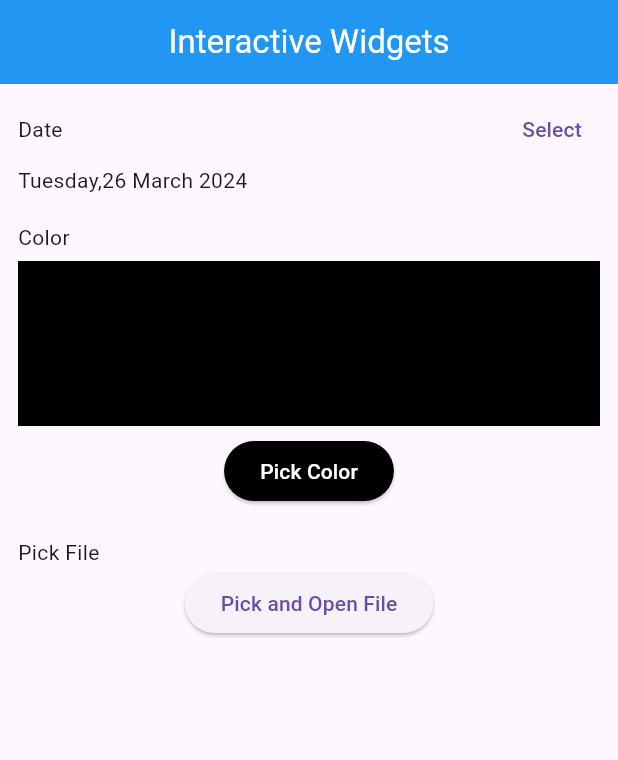
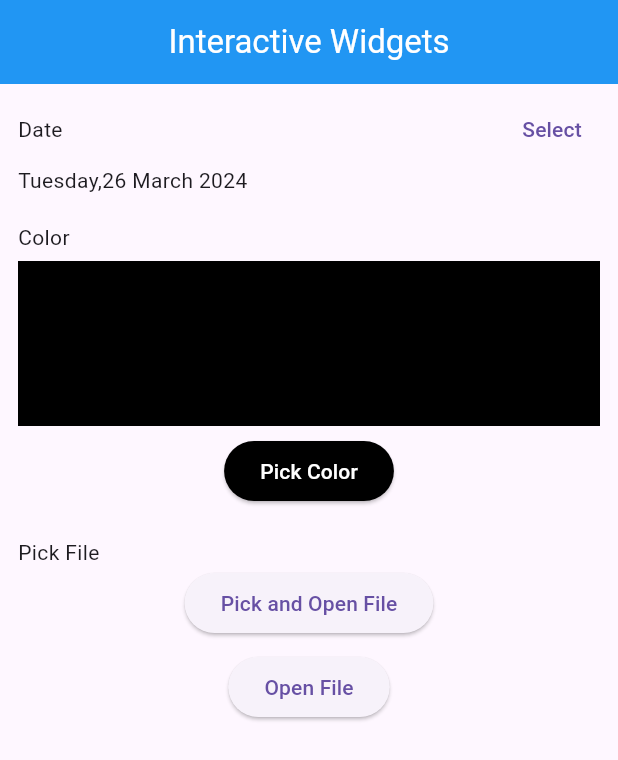
Before and after one commit to EqiBaihaqi/flutter_al-akbar-baihaqi, a Flutter app: the screen it shows after launch, after a tap on "Pick and Open File", on a phone screen of 412 x 824 dp. Shown: the top 760 px of the screen. Run offline on Flutter 3.47's test engine with Material 3 defaults, Android fonts, the phone set to English and light mode, and no system bars; our stand-ins replace file_picker, flutter_colorpicker, open_file.

Commit message:
Making some widget into global

```diff
--- a/11_Form dan Form Input/praktikum/form/lib/main.dart
+++ b/11_Form dan Form Input/praktikum/form/lib/main.dart
@@ -1,6 +1,7 @@
 import 'package:flutter/material.dart';
 import 'package:form/model/daftar_kontak.dart';
 import 'package:form/picker.dart';
+import 'package:form/text_form.dart';
 import 'package:form/widget/text_form_custom.dart';
 
 void main() {
--- a/11_Form dan Form Input/praktikum/form/lib/picker.dart
+++ b/11_Form dan Form Input/praktikum/form/lib/picker.dart
@@ -4,6 +4,9 @@ import 'package:file_picker/file_picker.dart';
 import 'package:flutter/material.dart';
 import 'package:flutter_colorpicker/flutter_colorpicker.dart';
 import 'package:form/const/date_format_constant.dart';
+import 'package:form/widget/color_picker_button.dart';
+import 'package:form/widget/file_picker_widget.dart';
+import 'package:form/widget/select_date_widget.dart';
 import 'package:open_file/open_file.dart';
 
 class Pickers extends StatefulWidget {
@@ -15,10 +18,12 @@ class Pickers extends StatefulWidget {
 
 class _PickersState extends State<Pickers> {
   DateTime selectedDate = DateTime.now();
+  DateTime startDate = DateTime(2000);
+  DateTime lastDate = DateTime.now();
   //membuat variable color yang akan berubah
   Color currentColor = Colors.black;
-  Color? pickColor;
-  File? _image;
+  Color pickColor = Colors.white;
+  PlatformFile? pickedFile;
 
   @override
   void initState() {
@@ -41,26 +46,16 @@ class _PickersState extends State<Pickers> {
         child: Column(
           crossAxisAlignment: CrossAxisAlignment.start,
           children: [
-            Row(
-              mainAxisAlignment: MainAxisAlignment.spaceBetween,
-              children: [
-                const Text('Date'),
-                TextButton(
-                    onPressed: () async {
-                      DateTime? selectDate = await showDatePicker(
-                          context: context,
-                          initialDate: selectedDate,
-                          firstDate: DateTime(2000),
-                          lastDate: DateTime.now());
-
-                      if (selectDate != null) {
-                        setState(() {
-                          selectedDate = selectDate;
-                        });
-                      }
-                    },
-                    child: const Text('Select'))
-              ],
+            SelectDateWidget(
+              pilihDate: selectedDate,
+              dateAwal: startDate,
+              dateAkhir: lastDate,
+              //onchanged digunakan agar value yang dirubah pada SelectDateWidget() date dapat
+              //dikembalikan ke Pickers()
+              onchanged: (newDate) {
+                selectedDate = newDate;
+                setState(() {});
+              },
             ),
             Text(DateFormatConstant.getDayDateHours(selectedDate)),
             const SizedBox(
@@ -77,79 +72,49 @@ class _PickersState extends State<Pickers> {
               decoration: BoxDecoration(color: currentColor),
             ),
             Center(
-                child: ElevatedButton(
-              onPressed: () {
-                showDialog(
-                    context: context,
-                    builder: (context) {
-                      return AlertDialog(
-                        title: const Text('Select Color'),
-                        content: BlockPicker(
-                            pickerColor: currentColor,
-                            onColorChanged: (value) {
-                              pickColor = value;
-                            }),
-                        actions: [
-                          TextButton(
-                              onPressed: () {
-                                Navigator.pop(context);
-                              },
-                              child: const Text('Cancel')),
-                          TextButton(
-                              onPressed: () {
-                                currentColor = pickColor!;
-                                Navigator.pop(context);
-                                setState(() {});
-                              },
-                              child: const Text('Save'))
-                        ],
-                      );
-                    });
+                child: ColorPickerWidget(
+              currentColor: currentColor,
+              pickColor: pickColor,
+              onchanged: (newColor) {
+                currentColor = newColor;
+                setState(() {});
               },
-              style: ElevatedButton.styleFrom(backgroundColor: currentColor),
-              child: const Text(
-                'Pick Color',
-                style: TextStyle(color: Colors.white),
-              ),
             )),
             const SizedBox(
               height: 20,
             ),
             const Text('Pick File'),
             Center(
-              child: ElevatedButton(
-                  onPressed: () {
-                    _pickFile();
-                    setState(() {});
-                  },
-                  child: const Text('Pick and Open File')),
+                child: FilePickerWidget(
+              pickedFile: pickedFile,
+              onchanged: (newFile) {
+                pickedFile = newFile;
+                setState(() {});
+              },
+            )),
+            const SizedBox(
+              height: 8,
             ),
-            Container(
-              height: 150,
-              width: double.infinity,
-              decoration: BoxDecoration(
-                  image: _image == null
-                      ? null
-                      : DecorationImage(
-                          image: FileImage(_image!), fit: BoxFit.cover)),
-            )
+            Center(
+                child: ElevatedButton(
+                    onPressed: () {
+                      if (pickedFile != null) {
+                        _openFile(pickedFile!);
+                      } else {
+                        ScaffoldMessenger.of(context).showSnackBar(
+                            const SnackBar(
+                                content: Text('File belum dipilih')));
+                      }
+
+                      setState(() {});
+                    },
+                    child: const Text('Open File')))
           ],
         ),
       ),
     );
   }
 
-  void _pickFile() async {
-    final result = await FilePicker.platform.pickFiles();
-    if (result == null) {
-      return;
-    } else {
-      final file = result.files.first;
-      _image = File(file.path!);
-    }
-    setState(() {});
-  }
-
   void _openFile(PlatformFile pickedFile) {
     OpenFile.open(pickedFile.path);
   }
--- /dev/null
+++ b/11_Form dan Form Input/praktikum/form/lib/widget/color_picker_button.dart
@@ -0,0 +1,60 @@
+import 'package:flutter/material.dart';
+import 'package:flutter_colorpicker/flutter_colorpicker.dart';
+
+// ignore: must_be_immutable
+class ColorPickerWidget extends StatefulWidget {
+  Color currentColor;
+  Color pickColor;
+  ValueChanged onchanged;
+  ColorPickerWidget(
+      {super.key,
+      required this.currentColor,
+      required this.pickColor,
+      required this.onchanged});
+
+  @override
+  State<ColorPickerWidget> createState() => _ColorPickerWidgetState();
+}
+
+class _ColorPickerWidgetState extends State<ColorPickerWidget> {
+  @override
+  Widget build(BuildContext context) {
+    return ElevatedButton(
+      onPressed: () {
+        showDialog(
+            context: context,
+            builder: (context) {
+              return AlertDialog(
+                title: const Text('Select Color'),
+                content: BlockPicker(
+                    pickerColor: widget.currentColor,
+                    onColorChanged: (value) {
+                      widget.pickColor = value;
+                    }),
+                actions: [
+                  TextButton(
+                      onPressed: () {
+                        Navigator.pop(context);
+                      },
+                      child: const Text('Cancel')),
+                  TextButton(
+                      onPressed: () {
+                        widget.currentColor = widget.pickColor;
+                        Navigator.pop(context);
+                        setState(() {
+                          widget.onchanged(widget.currentColor);
+                        });
+                      },
+                      child: const Text('Save'))
+                ],
+              );
+            });
+      },
+      style: ElevatedButton.styleFrom(backgroundColor: widget.currentColor),
+      child: const Text(
+        'Pick Color',
+        style: TextStyle(color: Colors.white),
+      ),
+    );
+  }
+}
--- /dev/null
+++ b/11_Form dan Form Input/praktikum/form/lib/widget/file_picker_widget.dart
@@ -0,0 +1,38 @@
+import 'dart:io';
+
+import 'package:file_picker/file_picker.dart';
+import 'package:flutter/material.dart';
+
+class FilePickerWidget extends StatefulWidget {
+  PlatformFile? pickedFile;
+  ValueChanged onchanged;
+  FilePickerWidget(
+      {super.key, required this.pickedFile, required this.onchanged});
+
+  @override
+  State<FilePickerWidget> createState() => _FilePickerWidgetState();
+}
+
+class _FilePickerWidgetState extends State<FilePickerWidget> {
+  @override
+  Widget build(BuildContext context) {
+    return ElevatedButton(
+        onPressed: () {
+          _pickFile();
+          setState(() {});
+        },
+        child: const Text('Pick and Open File'));
+  }
+
+  void _pickFile() async {
+    final result = await FilePicker.platform.pickFiles();
+    if (result == null) {
+      return;
+    } else {
+      widget.pickedFile = result.files.first;
+    }
+    setState(() {
+      widget.onchanged(widget.pickedFile);
+    });
+  }
+}
--- /dev/null
+++ b/11_Form dan Form Input/praktikum/form/lib/widget/select_date_widget.dart
@@ -0,0 +1,46 @@
+import 'package:flutter/material.dart';
+
+// ignore: must_be_immutable
+class SelectDateWidget extends StatefulWidget {
+  DateTime pilihDate;
+  final DateTime dateAwal;
+  final DateTime dateAkhir;
+  final ValueChanged<DateTime> onchanged;
+
+  SelectDateWidget(
+      {super.key,
+      required this.pilihDate,
+      required this.dateAwal,
+      required this.dateAkhir,
+      required this.onchanged});
+
+  @override
+  State<SelectDateWidget> createState() => _SelectDateWidgetState();
+}
+
+class _SelectDateWidgetState extends State<SelectDateWidget> {
+  @override
+  Widget build(BuildContext context) {
+    return Row(
+      mainAxisAlignment: MainAxisAlignment.spaceBetween,
+      children: [
+        const Text('Date'),
+        TextButton(
+            onPressed: () async {
+              DateTime? selectDate = await showDatePicker(
+                context: context,
+                initialDate: widget.pilihDate,
+                firstDate: widget.dateAwal,
+                lastDate: widget.dateAkhir,
+              );
+              if (selectDate != null) {
+                setState(() {
+                  widget.onchanged(selectDate);
+                });
+              }
+            },
+            child: const Text('Select'))
+      ],
+    );
+  }
+}
--- a/11_Form dan Form Input/praktikum/form/lib/widget/text_form_custom.dart
+++ b/11_Form dan Form Input/praktikum/form/lib/widget/text_form_custom.dart
@@ -25,9 +25,7 @@ class TextFormFieldCustom extends StatelessWidget {
 
   @override
   Widget build(BuildContext context) {
-    return Container(
-        margin: const EdgeInsets.symmetric(horizontal: 20),
-        child: TextFormField(
+    return TextFormField(
       keyboardType: keyboard,
       controller: controller,
       decoration: InputDecoration(
@@ -46,6 +44,6 @@ class TextFormFieldCustom extends StatelessWidget {
       inputFormatters: [
         if (isValidInput) ...[FilteringTextInputFormatter.digitsOnly]
       ],
-        ));
+    );
   }
 }
```
Also changed, not shown: 11_Form dan Form Input/praktikum/form/lib/text_form.dart (+17 -13 lines). Lines whose indentation alone changed are shown as unchanged.
